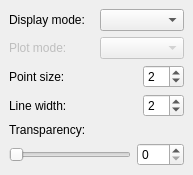
Before: the Qt Designer form src/Gui/TaskView/TaskAppearance.ui in berndhahnebach/All_FreeCAD, drawn with Qt 5.
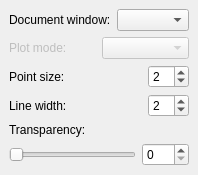
After: the same form once the commit is applied.

Commit message: Replace Gui text View->Display mode with View->Document window

Diff of the .ui file:
```diff
--- a/src/Gui/TaskView/TaskAppearance.ui
+++ b/src/Gui/TaskView/TaskAppearance.ui
@@ -33,7 +33,7 @@
      <item>
       <widget class="QLabel" name="textLabel1" >
        <property name="text" >
-        <string>Display mode:</string>
+        <string>Document window:</string>
        </property>
       </widget>
      </item>
```
The commit also changes 20 other files.
